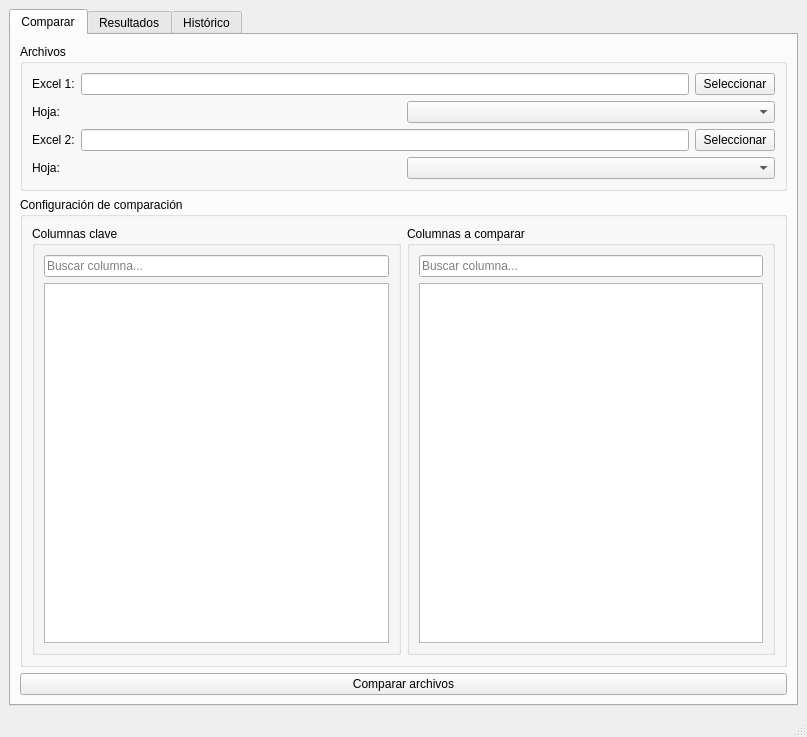
This is src/ui/main_window.ui in CristinaCG/ComparadorExcel as Qt 5 draws it before an edit. The edited form follows.
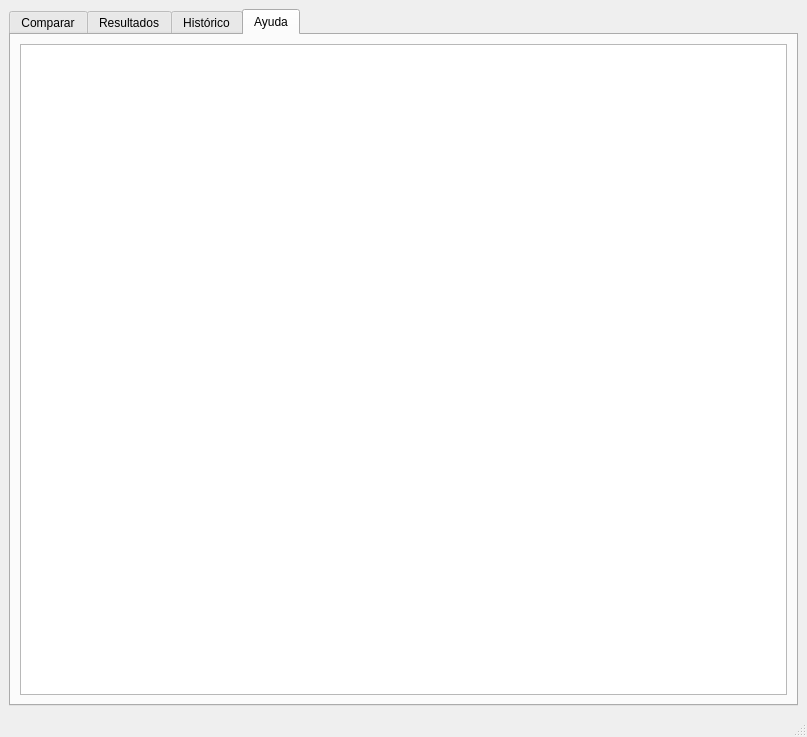
This is the edited form. The open tabs and pages were chosen to show the change.

Commit message:
Update Qt Designer main_window.ui with Ayuda tab and dynamic tab icon styling
- Include tab_ayuda with textBrowserAyuda in src/ui/main_window.ui for Qt Designer workflow.
- Regenerate src/ui/ui_main_window.py using pyside6-uic.
- Implement dynamic tab icon white/accent coloring on tab selection.
- Set up white button icons, stretchable table columns, and light Jules Morado theme.
- Add user guide and contact email (cristina.caravaca@pine.zimacorp.es).

Diff of the .ui file:
```diff
--- a/src/ui/main_window.ui
+++ b/src/ui/main_window.ui
@@ -487,6 +487,20 @@
         </item>
        </layout>
       </widget>
+      <widget class="QWidget" name="tab_ayuda">
+       <attribute name="title">
+        <string>Ayuda</string>
+       </attribute>
+       <layout class="QVBoxLayout" name="verticalLayout_ayuda">
+        <item>
+         <widget class="QTextBrowser" name="textBrowserAyuda">
+          <property name="openExternalLinks">
+           <bool>true</bool>
+          </property>
+         </widget>
+        </item>
+       </layout>
+      </widget>
      </widget>
     </item>
    </layout>
```
Left out of the diff: 2 changed lines with no effect on the pictures. The commit also changes 2 other files.
